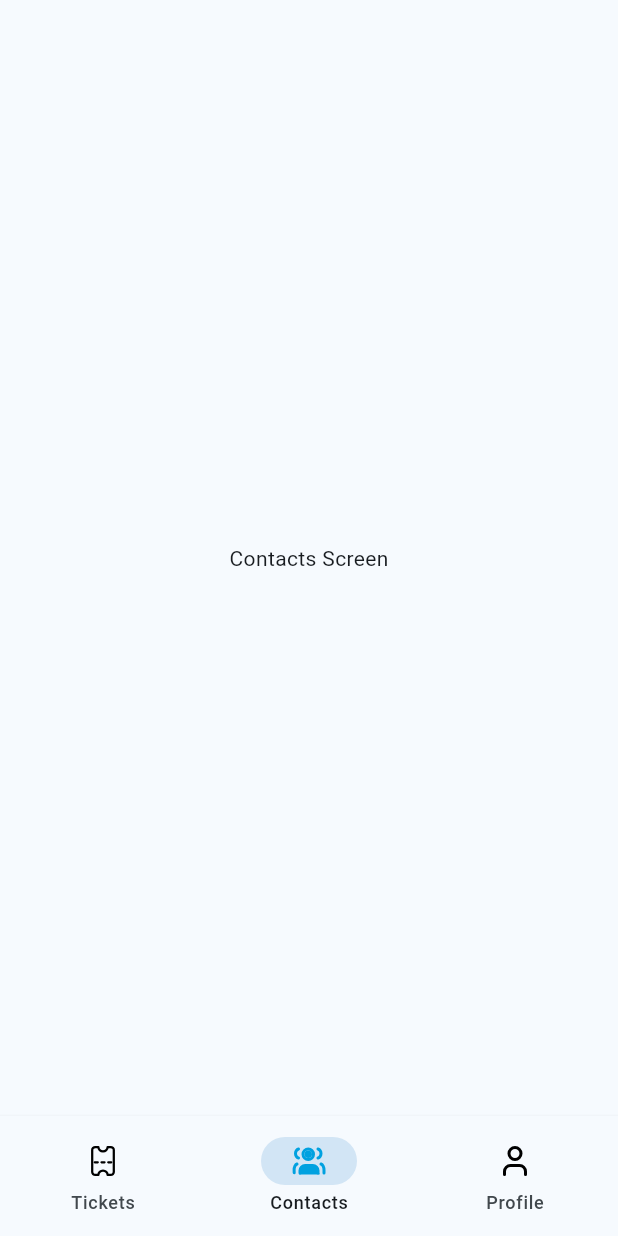
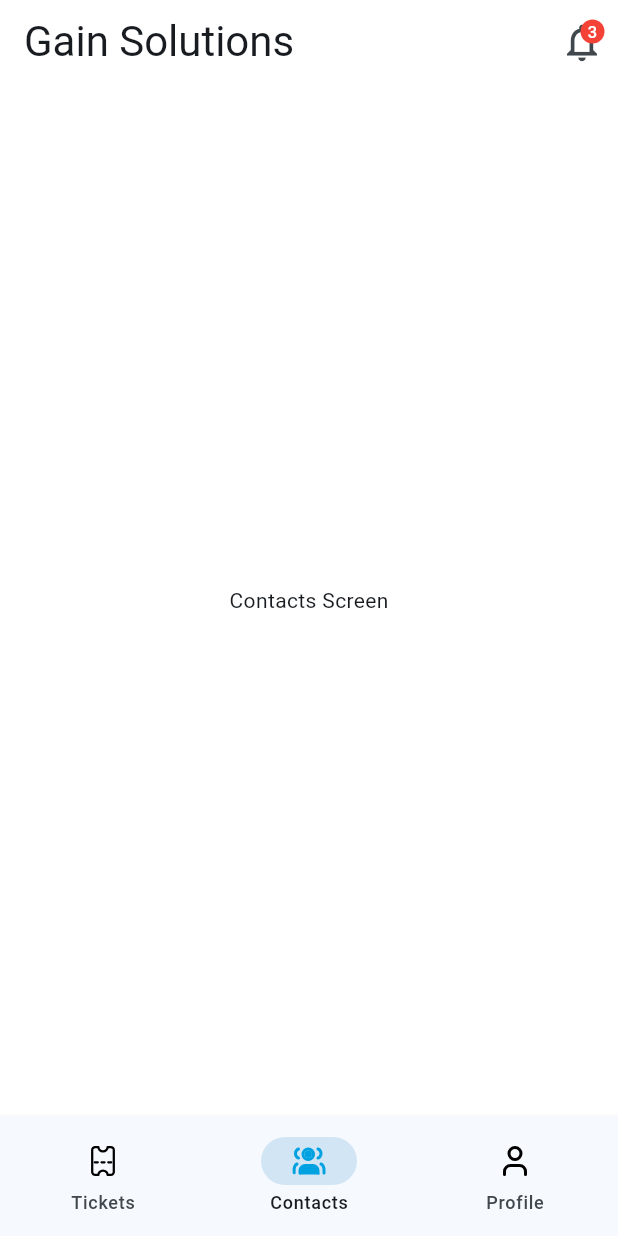
Before and after one commit to marufrobin/gain_solutions_task, a Flutter app: the screen it shows after launch, item 2 of the bottom bar chosen, on a phone screen of 412 x 824 dp. Run offline on Flutter 3.47's test engine with Material 3 defaults, Android fonts, the phone set to English and light mode, and no system bars; our stand-ins replace bloc, equatable, flutter_bloc, flutter_svg, go_router.

Commit message:
feat: Enhance UI and add assigned roles to profile
- Added AppBar with notification icon to contacts_screen and tickets_screen.
- Added assignedRoles to UserProfileModel.
- Updated profile_data_provider to include sample assigned roles.
- Enhanced profile_screen UI to display assigned roles.

```diff
--- a/lib/features/contacts/presentation/contacts_screen.dart
+++ b/lib/features/contacts/presentation/contacts_screen.dart
@@ -5,6 +5,41 @@ class ContactsScreen extends StatelessWidget {
 
   @override
   Widget build(BuildContext context) {
-    return const Scaffold(body: Center(child: Text('Contacts Screen')));
+    final theme = Theme.of(context);
+
+    return Scaffold(
+      backgroundColor: Colors.white,
+      appBar: AppBar(
+        leadingWidth: 0,
+        centerTitle: false,
+        surfaceTintColor: Colors.transparent,
+        backgroundColor: Colors.transparent,
+        elevation: 0,
+        title: Text(
+          'Gain Solutions',
+          style: theme.textTheme.titleLarge?.copyWith(
+            color: theme.colorScheme.onSurface,
+            fontSize: 28,
+          ),
+        ),
+        actions: [
+          IconButton(
+            onPressed: () {},
+            icon: Stack(
+              children: [
+                Icon(Icons.notifications_none_outlined, size: 30),
+                Positioned(
+                  top: 0,
+                  right: 0,
+                  child: Badge(label: Text('3'), backgroundColor: Colors.red),
+                ),
+              ],
+            ),
+          ),
+        ],
+      ),
+
+      body: Center(child: Text('Contacts Screen')),
+    );
   }
 }
```
Also changed, not shown: lib/features/profile/data/profile_data_provider.dart (+20 -0 lines), lib/features/profile/presentation/profile_screen.dart (+100 -5 lines), lib/features/tickets/presentation/tickets_screen.dart (+15 -1 lines), lib/models/user_profile_model.dart (+24 -8 lines), assets/icons/search.svg (added).
